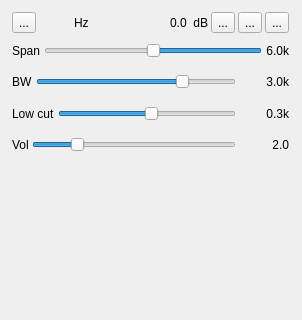
First picture: the form in plugins/channel/ssb/ssbdemodgui.ui, repository f4exb/sdrangel, before the edit; both pictures show x 0 to 302 and y 0 to 320 of the 302 by 461 pixel window.
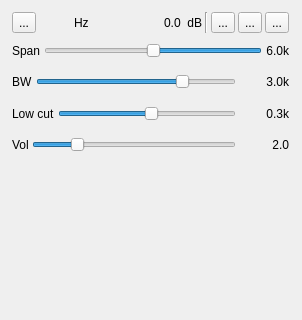
Second picture: the form after the edit. Icons and pictures are not drawn. Custom widgets are drawn as their Qt base class.

Patch:
```diff
--- a/plugins/channel/ssb/ssbdemodgui.ui
+++ b/plugins/channel/ssb/ssbdemodgui.ui
@@ -142,6 +142,13 @@
           </property>
          </widget>
         </item>
+        <item>
+         <widget class="Line" name="audioVLine">
+          <property name="orientation">
+           <enum>Qt::Vertical</enum>
+          </property>
+         </widget>
+        </item>
         <item>
          <widget class="QToolButton" name="audioBinaural">
           <property name="toolTip">
```
Left out of the diff: 2 changed lines with no effect on the pictures.
